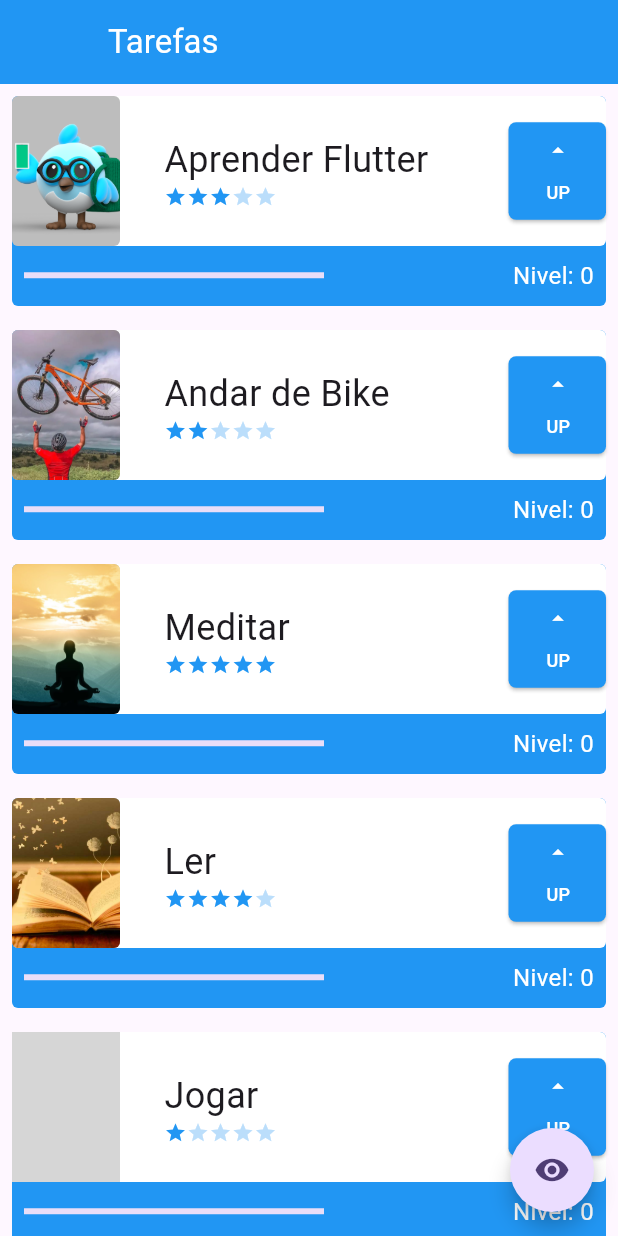
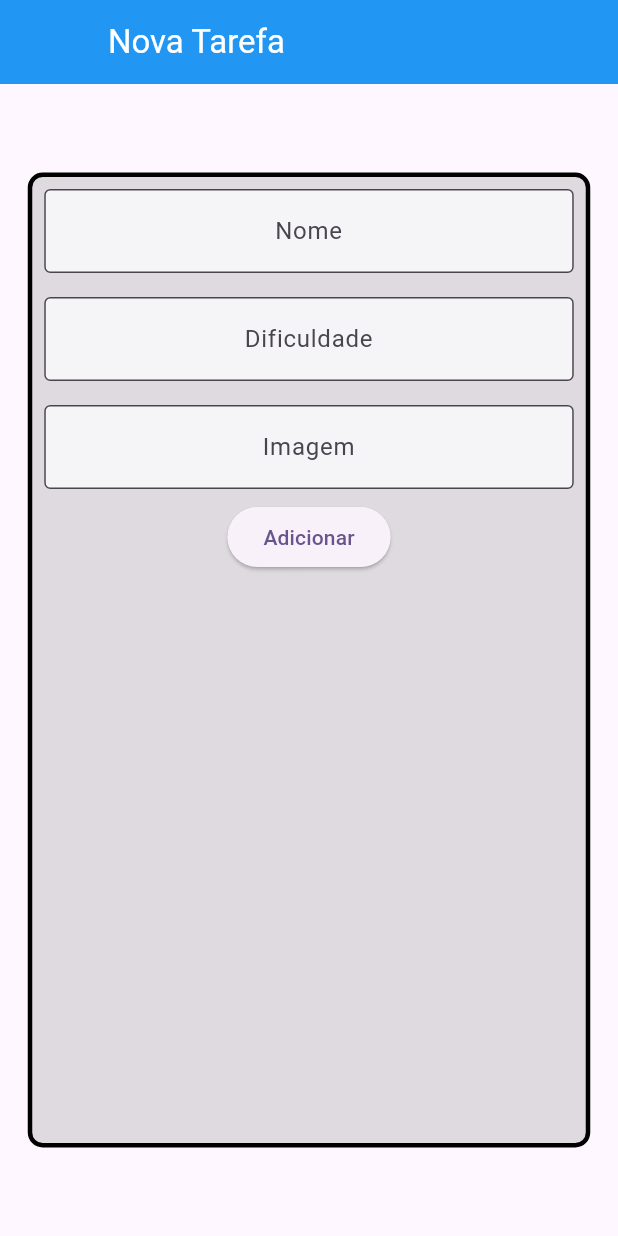
Before and after one commit to manuelluvuvamo/primeiro-projecto-flutter, a Flutter app: the screen it shows after launch, on a phone screen of 412 x 824 dp. Run offline on Flutter 3.47's test engine with Material 3 defaults, Android fonts, the phone set to English and light mode, and no system bars; grey boxes are pictures that could not be loaded.

Commit message:
Construindo formulários

```diff
--- a/lib/main.dart
+++ b/lib/main.dart
@@ -1,4 +1,5 @@
 import 'package:flutter/material.dart';
+import 'package:primeiro_projecto_flutter/screens/form_screen.dart';
 import 'package:primeiro_projecto_flutter/screens/initial_screen.dart';
 
 void main() {
@@ -16,6 +17,6 @@ class MyApp extends StatelessWidget {
           colorScheme: ColorScheme.fromSeed(seedColor: Colors.deepPurple),
           useMaterial3: true,
         ),
-        home: InitialScreen());
+        home: FormScreen());
   }
 }
--- /dev/null
+++ b/lib/screens/form_screen.dart
@@ -0,0 +1,86 @@
+import 'package:flutter/material.dart';
+
+class FormScreen extends StatefulWidget {
+  const FormScreen({super.key});
+
+  @override
+  State<FormScreen> createState() => _FormScreenState();
+}
+
+class _FormScreenState extends State<FormScreen> {
+
+  TextEditingController nameController = TextEditingController();
+  TextEditingController difficultyController = TextEditingController();
+  TextEditingController imageController = TextEditingController();
+
+  @override
+  Widget build(BuildContext context) {
+    return Scaffold(
+        appBar: AppBar(
+          backgroundColor: Colors.blue,
+          shadowColor: Colors.black,
+          leading: Container(),
+          title: const Text(
+            'Nova Tarefa',
+            style: TextStyle(color: Colors.white),
+          ),
+        ),
+        body: Center(
+            child: Container(
+          height: 650,
+          width: 375,
+          decoration: BoxDecoration(
+              borderRadius: BorderRadius.circular(10),
+              color: Colors.black12,
+              border: Border.all(width: 3)),
+          child: Column(
+            children: [
+              Padding(
+                padding: const EdgeInsets.all(8.0),
+                child: TextFormField(
+                  controller: nameController,
+                  textAlign: TextAlign.center,
+                  decoration: InputDecoration(
+                    border: OutlineInputBorder(),
+                    hintText: 'Nome',
+                    fillColor: Colors.white70,
+                    filled: true
+                  )
+                ),
+              ),
+              Padding(
+                padding: const EdgeInsets.all(8.0),
+                child: TextFormField(
+                  controller: difficultyController,
+                  textAlign: TextAlign.center,
+                  decoration: InputDecoration(
+                    border: OutlineInputBorder(),
+                    hintText: 'Dificuldade',
+                    fillColor: Colors.white70,
+                    filled: true
+                  )
+                ),
+              ),
+              Padding(
+                padding: const EdgeInsets.all(8.0),
+                child: TextFormField(
+                  controller: imageController,
+                  textAlign: TextAlign.center,
+                  decoration: InputDecoration(
+                    border: OutlineInputBorder(),
+                    hintText: 'Imagem',
+                    fillColor: Colors.white70,
+                    filled: true
+                  )
+                ),
+              ),
+              ElevatedButton(onPressed: () {
+                print(nameController.text);
+                print(int.parse(difficultyController.text));
+                print(imageController.text);
+              }, child: Text('Adicionar'))
+            ],
+          ),
+        )));
+  }
+}
```
